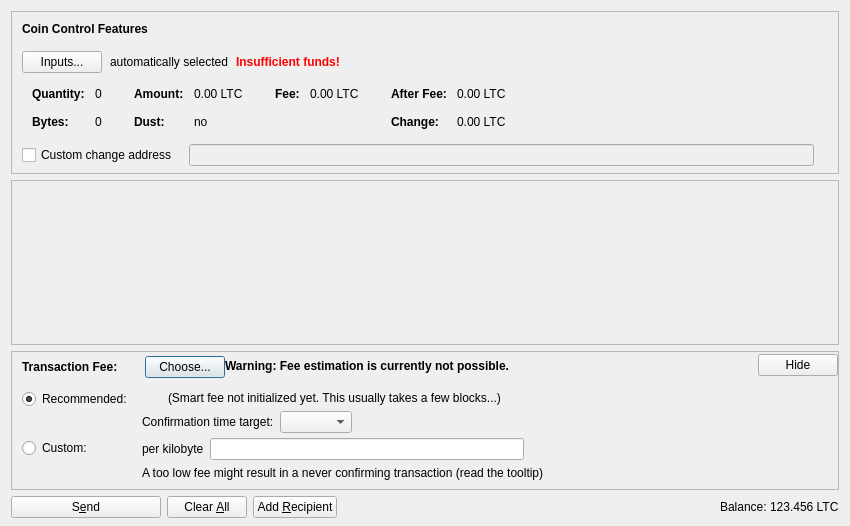
First picture: the form in src/qt/forms/sendcoinsdialog.ui, repository faxtcoin/faxtcoin, before the edit.
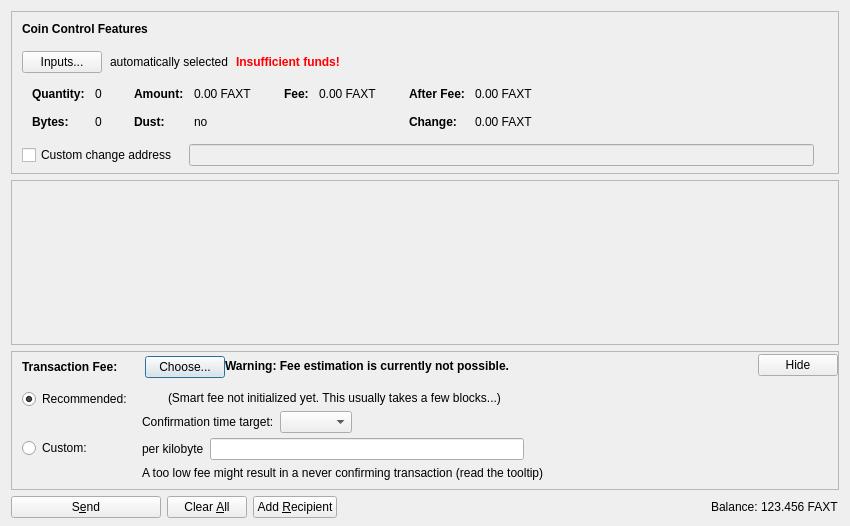
Second picture: the form after the edit. Icons and pictures are not drawn. Custom widgets are drawn as their Qt base class.

Commit message: [UPDATE] Changes to match Faxt Coin

```diff
--- a/src/qt/forms/sendcoinsdialog.ui
+++ b/src/qt/forms/sendcoinsdialog.ui
@@ -324,7 +324,7 @@
                   <enum>Qt::ActionsContextMenu</enum>
                  </property>
                  <property name="text">
-                  <string notr="true">0.00 LTC</string>
+                  <string notr="true">0.00 FAXT</string>
                  </property>
                  <property name="textInteractionFlags">
                   <set>Qt::LinksAccessibleByMouse|Qt::TextSelectableByKeyboard|Qt::TextSelectableByMouse</set>
@@ -404,7 +404,7 @@
                   <enum>Qt::ActionsContextMenu</enum>
                  </property>
                  <property name="text">
-                  <string notr="true">0.00 LTC</string>
+                  <string notr="true">0.00 FAXT</string>
                  </property>
                  <property name="textInteractionFlags">
                   <set>Qt::LinksAccessibleByMouse|Qt::TextSelectableByKeyboard|Qt::TextSelectableByMouse</set>
@@ -455,7 +455,7 @@
                   <enum>Qt::ActionsContextMenu</enum>
                  </property>
                  <property name="text">
-                  <string notr="true">0.00 LTC</string>
+                  <string notr="true">0.00 FAXT</string>
                  </property>
                  <property name="textInteractionFlags">
                   <set>Qt::LinksAccessibleByMouse|Qt::TextSelectableByKeyboard|Qt::TextSelectableByMouse</set>
@@ -484,7 +484,7 @@
                   <enum>Qt::ActionsContextMenu</enum>
                  </property>
                  <property name="text">
-                  <string notr="true">0.00 LTC</string>
+                  <string notr="true">0.00 FAXT</string>
                  </property>
                  <property name="textInteractionFlags">
                   <set>Qt::LinksAccessibleByMouse|Qt::TextSelectableByKeyboard|Qt::TextSelectableByMouse</set>
@@ -1204,7 +1204,7 @@
           <cursorShape>IBeamCursor</cursorShape>
          </property>
          <property name="text">
-          <string notr="true">123.456 LTC</string>
+          <string notr="true">123.456 FAXT</string>
          </property>
          <property name="textInteractionFlags">
           <set>Qt::LinksAccessibleByMouse|Qt::TextSelectableByKeyboard|Qt::TextSelectableByMouse</set>
```
Left out of the diff: 2 changed lines with no effect on the pictures. The commit also changes 336 other files.
